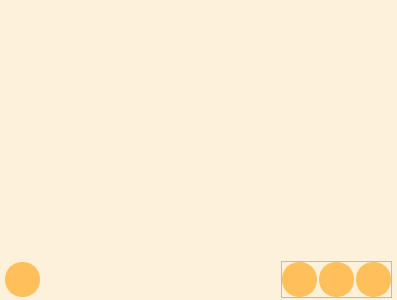
Qt form UI/stacked_recipes_.ui (juvarlet/a_table) before a commit.
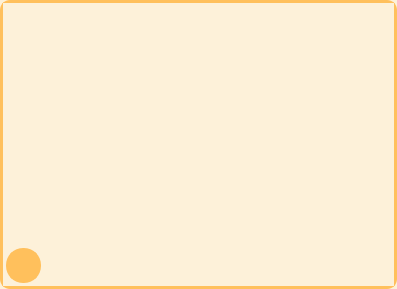
The same form after that commit. The open tabs and pages were chosen to show the change. Icons and pictures are not drawn.

```diff
--- a/UI/stacked_recipes_.ui
+++ b/UI/stacked_recipes_.ui
@@ -7,7 +7,7 @@
     <x>0</x>
     <y>0</y>
     <width>397</width>
-    <height>300</height>
+    <height>289</height>
    </rect>
   </property>
   <property name="mouseTracking">
@@ -124,13 +124,18 @@
 	/*selection-color: #2584a7;*/
 }
 
-QFrame #frame_buttons{
+QFrame #frame_buttons, QFrame #frame, QFrame #frame_4, QFrame #frame_buttons_2{
     background-color:transparent;
+	border-color:transparent;
 }
 
 QMenu::item {
     icon-size:50px 50px;
 }
+QStackedWidget {
+	border: 3px solid #ffc05c;
+	border-radius: 10px;
+}
 /**/
 </string>
   </property>
@@ -152,6 +157,9 @@
    </property>
    <item row="0" column="0">
     <widget class="QStackedWidget" name="stackedWidget">
+     <property name="frameShape">
+      <enum>QFrame::Box</enum>
+     </property>
      <property name="currentIndex">
       <number>0</number>
      </property>
@@ -563,23 +571,212 @@
            <number>0</number>
           </property>
           <property name="topMargin">
-           <number>0</number>
+           <number>3</number>
           </property>
           <property name="rightMargin">
            <number>0</number>
           </property>
           <property name="bottomMargin">
-           <number>0</number>
+           <number>3</number>
           </property>
           <property name="spacing">
            <number>0</number>
           </property>
-          <item row="2" column="0" colspan="2">
+          <item row="2" column="1" colspan="2">
            <widget class="QFrame" name="frame_4">
-            <property name="maximumSize">
+            <property name="frameShape">
+             <enum>QFrame::NoFrame</enum>
+            </property>
+            <property name="frameShadow">
+             <enum>QFrame::Raised</enum>
+            </property>
+            <property name="lineWidth">
+             <number>0</number>
+            </property>
+            <layout class="QGridLayout" name="gridLayout_15">
+             <property name="leftMargin">
+              <number>0</number>
+             </property>
+             <property name="topMargin">
+              <number>1</number>
+             </property>
+             <property name="rightMargin">
+              <number>1</number>
+             </property>
+             <property name="bottomMargin">
+              <number>0</number>
+             </property>
+             <property name="horizontalSpacing">
+              <number>0</number>
+             </property>
+             <property name="verticalSpacing">
+              <number>2</number>
+             </property>
+             <item row="0" column="1">
+              <widget class="QPushButton" name="pB_add_2">
+               <property name="maximumSize">
+                <size>
+                 <width>35</width>
+                 <height>35</height>
+                </size>
+               </property>
+               <property name="toolTip">
+                <string>Ajouter une recette</string>
+               </property>
+               <property name="text">
+                <string/>
+               </property>
+               <property name="icon">
+                <iconset>
+                 <normaloff>images/icon_add_recipe.png</normaloff>images/icon_add_recipe.png</iconset>
+               </property>
+               <property name="iconSize">
+                <size>
+                 <width>27</width>
+                 <height>27</height>
+                </size>
+               </property>
+              </widget>
+             </item>
+             <item row="2" column="1">
+              <widget class="QPushButton" name="pB_delete_2">
+               <property name="maximumSize">
+                <size>
+                 <width>35</width>
+                 <height>35</height>
+                </size>
+               </property>
+               <property name="toolTip">
+                <string>Supprimer cette recette</string>
+               </property>
+               <property name="text">
+                <string/>
+               </property>
+               <property name="icon">
+                <iconset>
+                 <normaloff>images/icon_bin.png</normaloff>images/icon_bin.png</iconset>
+               </property>
+               <property name="iconSize">
+                <size>
+                 <width>27</width>
+                 <height>27</height>
+                </size>
+               </property>
+              </widget>
+             </item>
+             <item row="1" column="1">
+              <widget class="QPushButton" name="pB_edit_2">
+               <property name="maximumSize">
+                <size>
+                 <width>35</width>
+                 <height>35</height>
+                </size>
+               </property>
+               <property name="toolTip">
+                <string>Changer de recette</string>
+               </property>
+               <property name="text">
+                <string/>
+               </property>
+               <property name="icon">
+                <iconset>
+                 <normaloff>images/icon_edit_2.png</normaloff>images/icon_edit_2.png</iconset>
+               </property>
+               <property name="iconSize">
+                <size>
+                 <width>27</width>
+                 <height>27</height>
+                </size>
+               </property>
+               <property name="checkable">
+                <bool>true</bool>
+               </property>
+              </widget>
+             </item>
+             <item row="3" column="1">
+              <spacer name="verticalSpacer_2">
+               <property name="orientation">
+                <enum>Qt::Vertical</enum>
+               </property>
+               <property name="sizeHint" stdset="0">
+                <size>
+                 <width>20</width>
+                 <height>40</height>
+                </size>
+               </property>
+              </spacer>
+             </item>
+            </layout>
+           </widget>
+          </item>
+          <item row="2" column="0">
+           <spacer name="horizontalSpacer_7">
+            <property name="orientation">
+             <enum>Qt::Horizontal</enum>
+            </property>
+            <property name="sizeHint" stdset="0">
              <size>
-              <width>16777215</width>
-              <height>40</height>
+              <width>40</width>
+              <height>20</height>
+             </size>
+            </property>
+           </spacer>
+          </item>
+          <item row="1" column="0" rowspan="2" colspan="3">
+           <widget class="QFrame" name="frame_list">
+            <property name="sizePolicy">
+             <sizepolicy hsizetype="Minimum" vsizetype="Preferred">
+              <horstretch>0</horstretch>
+              <verstretch>0</verstretch>
+             </sizepolicy>
+            </property>
+            <property name="frameShape">
+             <enum>QFrame::NoFrame</enum>
+            </property>
+            <property name="frameShadow">
+             <enum>QFrame::Raised</enum>
+            </property>
+            <layout class="QGridLayout" name="gridLayout_9">
+             <property name="sizeConstraint">
+              <enum>QLayout::SetMinimumSize</enum>
+             </property>
+             <property name="leftMargin">
+              <number>5</number>
+             </property>
+             <property name="topMargin">
+              <number>5</number>
+             </property>
+             <property name="rightMargin">
+              <number>5</number>
+             </property>
+             <property name="bottomMargin">
+              <number>5</number>
+             </property>
+             <property name="horizontalSpacing">
+              <number>0</number>
+             </property>
+             <property name="verticalSpacing">
+              <number>2</number>
+             </property>
+             <item row="6" column="0">
+              <widget class="QListWidget" name="list_stack">
+               <property name="frameShape">
+                <enum>QFrame::NoFrame</enum>
+               </property>
+               <property name="wordWrap">
+                <bool>true</bool>
+               </property>
+              </widget>
+             </item>
+            </layout>
+           </widget>
+          </item>
+          <item row="3" column="0" colspan="3">
+           <widget class="QFrame" name="frame_buttons_2">
+            <property name="minimumSize">
+             <size>
+              <width>0</width>
+              <height>35</height>
              </size>
             </property>
             <property name="frameShape">
@@ -590,13 +787,13 @@
             </property>
             <layout class="QGridLayout" name="gridLayout_8">
              <property name="leftMargin">
-              <number>5</number>
+              <number>3</number>
              </property>
              <property name="topMargin">
               <number>0</number>
              </property>
              <property name="rightMargin">
-              <number>5</number>
+              <number>3</number>
              </property>
              <property name="bottomMargin">
               <number>0</number>
@@ -643,166 +840,6 @@
                </property>
               </spacer>
              </item>
-             <item row="0" column="2">
-              <widget class="QFrame" name="frame_buttons_2">
-               <property name="frameShape">
-                <enum>QFrame::StyledPanel</enum>
-               </property>
-               <property name="frameShadow">
-                <enum>QFrame::Raised</enum>
-               </property>
-               <layout class="QGridLayout" name="gridLayout_15">
-                <property name="leftMargin">
-                 <number>0</number>
-                </property>
-                <property name="topMargin">
-                 <number>0</number>
-                </property>
-                <property name="rightMargin">
-                 <number>0</number>
-                </property>
-                <property name="bottomMargin">
-                 <number>0</number>
-                </property>
-                <property name="horizontalSpacing">
-                 <number>2</number>
-                </property>
-                <property name="verticalSpacing">
-                 <number>0</number>
-                </property>
-                <item row="0" column="1">
-                 <widget class="QPushButton" name="pB_edit_2">
-                  <property name="maximumSize">
-                   <size>
-                    <width>35</width>
-                    <height>35</height>
-                   </size>
-                  </property>
-                  <property name="toolTip">
-                   <string>Changer de recette</string>
-                  </property>
-                  <property name="text">
-                   <string/>
-                  </property>
-                  <property name="icon">
-                   <iconset>
-                    <normaloff>icon_edit_2.png</normaloff>icon_edit_2.png</iconset>
-                  </property>
-                  <property name="iconSize">
-                   <size>
-                    <width>27</width>
-                    <height>27</height>
-                   </size>
-                  </property>
-                  <property name="checkable">
-                   <bool>true</bool>
-                  </property>
-                 </widget>
-                </item>
-                <item row="0" column="0">
-                 <widget class="QPushButton" name="pB_delete_2">
-                  <property name="maximumSize">
-                   <size>
-                    <width>35</width>
-                    <height>35</height>
-                   </size>
-                  </property>
-                  <property name="toolTip">
-                   <string>Supprimer cette recette</string>
-                  </property>
-                  <property name="text">
-                   <string/>
-                  </property>
-                  <property name="icon">
-                   <iconset>
-                    <normaloff>icon_bin.png</normaloff>icon_bin.png</iconset>
-                  </property>
-                  <property name="iconSize">
-                   <size>
-                    <width>27</width>
-                    <height>27</height>
-                   </size>
-                  </property>
-                 </widget>
-                </item>
-                <item row="0" column="2">
-                 <widget class="QPushButton" name="pB_add_2">
-                  <property name="maximumSize">
-                   <size>
-                    <width>35</width>
-                    <height>35</height>
-                   </size>
-                  </property>
-                  <property name="toolTip">
-                   <string>Ajouter une recette</string>
-                  </property>
-                  <property name="text">
-                   <string/>
-                  </property>
-                  <property name="icon">
-                   <iconset>
-                    <normaloff>icon_add_recipe.png</normaloff>icon_add_recipe.png</iconset>
-                  </property>
-                  <property name="iconSize">
-                   <size>
-                    <width>27</width>
-                    <height>27</height>
-                   </size>
-                  </property>
-                 </widget>
-                </item>
-               </layout>
-              </widget>
-             </item>
-            </layout>
-           </widget>
-          </item>
-          <item row="0" column="0" rowspan="2" colspan="2">
-           <widget class="QFrame" name="frame_list">
-            <property name="sizePolicy">
-             <sizepolicy hsizetype="Minimum" vsizetype="Preferred">
-              <horstretch>0</horstretch>
-              <verstretch>0</verstretch>
-             </sizepolicy>
-            </property>
-            <property name="frameShape">
-             <enum>QFrame::NoFrame</enum>
-            </property>
-            <property name="frameShadow">
-             <enum>QFrame::Raised</enum>
-            </property>
-            <layout class="QGridLayout" name="gridLayout_9">
-             <property name="sizeConstraint">
-              <enum>QLayout::SetMinimumSize</enum>
-             </property>
-             <property name="leftMargin">
-              <number>5</number>
-             </property>
-             <property name="topMargin">
-              <number>5</number>
-             </property>
-             <property name="rightMargin">
-              <number>5</number>
-             </property>
-             <property name="bottomMargin">
-              <number>5</number>
-             </property>
-             <property name="horizontalSpacing">
-              <number>0</number>
-             </property>
-             <property name="verticalSpacing">
-              <number>2</number>
-             </property>
-             <item row="5" column="0">
-              <widget class="QListWidget" name="list_stack">
-               <property name="frameShape">
-                <enum>QFrame::NoFrame</enum>
-               </property>
-               <property name="wordWrap">
-                <bool>true</bool>
-               </property>
-              </widget>
-             </item>
             </layout>
            </widget>
           </item>
```
Left out of the diff: 376 changed lines with no effect on the pictures.
